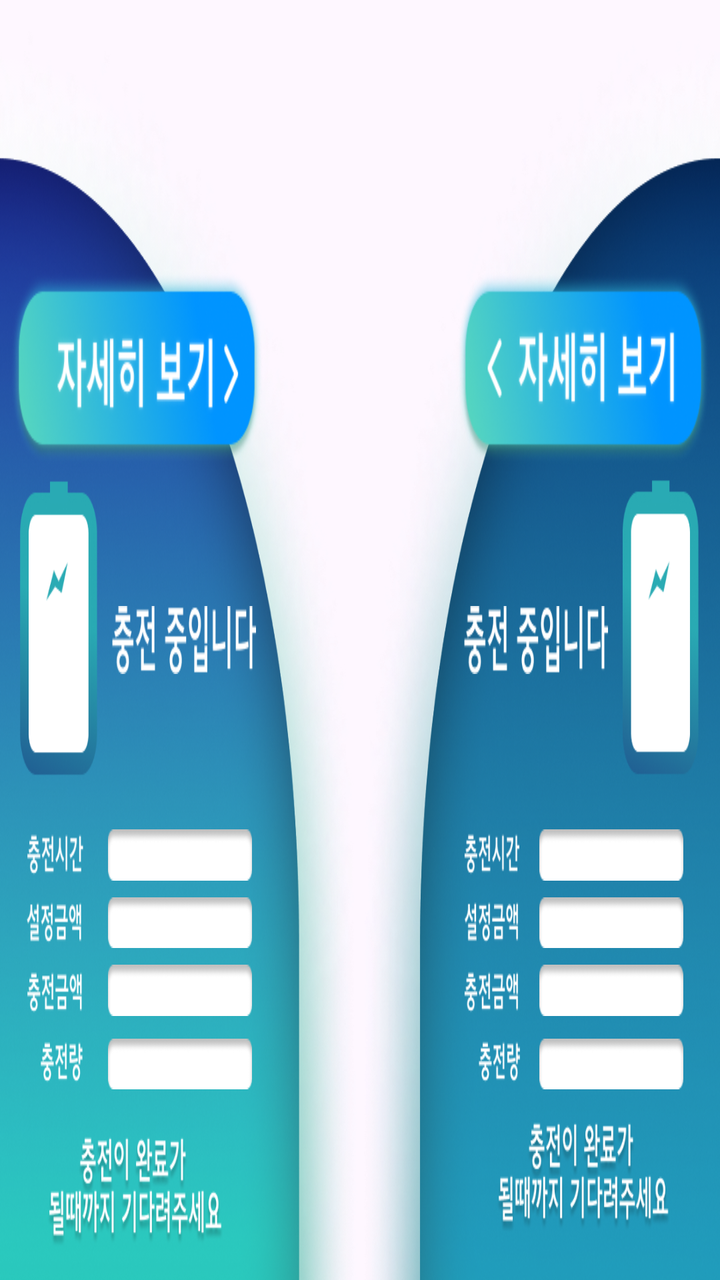
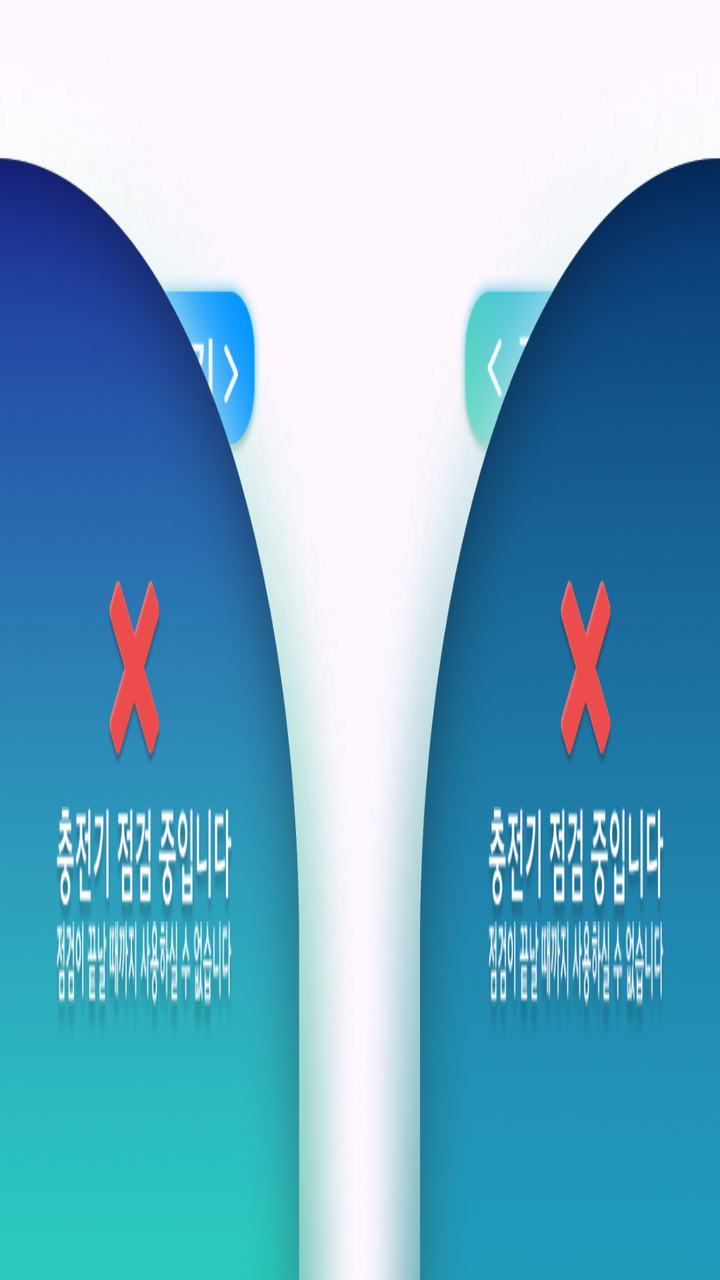

The first picture is an Android layout as it rendered before a commit; the second is the same layout after the commit. The layout source and the unified diff follow.
<!-- AndroidManifest.xml: application theme Theme.Kiosk_electric_charger -->
<!-- res/layout/fragment_charge_select.xml -->
<?xml version="1.0" encoding="utf-8"?>
<FrameLayout xmlns:android="http://schemas.android.com/apk/res/android"
    xmlns:app="http://schemas.android.com/apk/res-auto"
    xmlns:tools="http://schemas.android.com/tools"
    android:layout_width="match_parent"
    android:layout_height="match_parent"
    tools:context=".fragment.ChargeSelectFragment">

    

    <androidx.constraintlayout.widget.ConstraintLayout
        android:layout_width="match_parent"
        android:layout_height="match_parent"
        >


        <androidx.constraintlayout.widget.ConstraintLayout
            android:layout_width="0dp"
            android:layout_height="match_parent"
            app:layout_constraintBottom_toBottomOf="parent"
            app:layout_constraintEnd_toEndOf="parent"
            app:layout_constraintHorizontal_bias="0.0"
            app:layout_constraintStart_toStartOf="parent"
            app:layout_constraintTop_toTopOf="parent"
            app:layout_constraintVertical_bias="1.0"
            app:layout_constraintWidth_default="percent"
            app:layout_constraintWidth_percent=".5"

            >

            <androidx.constraintlayout.widget.ConstraintLayout
                android:id="@+id/charge_select_left_notcharge_container"
                android:layout_width="match_parent"
                android:layout_height="match_parent"
                android:background="@drawable/main_left_bg"
                >

                <ImageView
                    android:layout_width="0dp"
                    android:layout_height="wrap_content"
                    app:layout_constraintBottom_toBottomOf="parent"
                    app:layout_constraintEnd_toEndOf="parent"
                    app:layout_constraintHorizontal_bias="0.10"
                    app:layout_constraintStart_toStartOf="parent"
                    app:layout_constraintTop_toTopOf="parent"
                    app:layout_constraintVertical_bias="0.5"
                    app:layout_constraintWidth_default="percent"
                    app:layout_constraintWidth_percent=".7"
                    android:src="@drawable/main_left_charger"
                    />


                <ImageView
                    android:layout_width="0dp"
                    android:layout_height="wrap_content"
                    app:layout_constraintBottom_toBottomOf="parent"
                    app:layout_constraintEnd_toEndOf="parent"
                    app:layout_constraintHorizontal_bias="0.2"
                    app:layout_constraintStart_toStartOf="parent"
                    app:layout_constraintTop_toTopOf="parent"
                    app:layout_constraintVertical_bias="0.85"
                    app:layout_constraintWidth_default="percent"
                    app:layout_constraintWidth_percent=".6"
                    android:src="@drawable/main_start_msg"
                    />

                <ImageButton
                    android:id="@+id/charge_01"
                    android:layout_width="0dp"
                    android:layout_height="0dp"
                    app:layout_constraintBottom_toBottomOf="parent"
                    app:layout_constraintEnd_toEndOf="parent"
                    app:layout_constraintHorizontal_bias="0.1"
                    app:layout_constraintStart_toStartOf="parent"
                    app:layout_constraintTop_toTopOf="parent"
                    app:layout_constraintVertical_bias="0.98"
                    app:layout_constraintHeight_default="percent"
                    app:layout_constraintHeight_percent=".15"
                    app:layout_constraintWidth_default="percent"
                    app:layout_constraintWidth_percent=".5"
                    android:background="@drawable/main_left_start_btn"
                    tools:ignore="SpeakableTextPresentCheck"
                    />

            </androidx.constraintlayout.widget.ConstraintLayout>



            <androidx.constraintlayout.widget.ConstraintLayout
                android:id="@+id/charge_select_left_charge_container"
                android:layout_width="match_parent"
                android:layout_height="match_parent"
                android:background="@drawable/main_left_bg_c"
                >

                <TextView
                    android:id="@+id/charge_select_left_charge_persent_tv"

                    android:layout_width="0dp"
                    android:layout_height="0dp"

                    android:gravity="center"
                    android:textStyle="bold"

                    app:layout_constraintBottom_toBottomOf="parent"
                    app:layout_constraintEnd_toEndOf="parent"
                    app:layout_constraintHorizontal_bias="0.095"
                    app:layout_constraintStart_toStartOf="parent"
                    app:layout_constraintTop_toTopOf="parent"
                    app:layout_constraintVertical_bias="0.53"

                    app:layout_constraintHeight_default="percent"
                    app:layout_constraintHeight_percent=".10"
                    app:layout_constraintWidth_default="percent"
                    app:layout_constraintWidth_percent=".15"

                    tools:ignore="SpeakableTextPresentCheck" />

                <ImageButton
                    android:id="@+id/charge_select_left_charge_detail_btn"

                    android:layout_width="0dp"
                    android:layout_height="0dp"
                    android:background="@drawable/main_left_detail_btn"

                    app:layout_constraintBottom_toBottomOf="parent"
                    app:layout_constraintEnd_toEndOf="parent"
                    app:layout_constraintHorizontal_bias="0.1"
                    app:layout_constraintStart_toStartOf="parent"
                    app:layout_constraintTop_toTopOf="parent"
                    app:layout_constraintVertical_bias="0.25"

                    app:layout_constraintHeight_default="percent"
                    app:layout_constraintHeight_percent=".15"
                    app:layout_constraintWidth_default="percent"
                    app:layout_constraintWidth_percent=".7"
                    tools:ignore="SpeakableTextPresentCheck"
                    />

                <ImageView
                    android:layout_width="0dp"
                    android:layout_height="0dp"
                    android:background="@drawable/charge_info_fragment_msg"

                    app:layout_constraintBottom_toBottomOf="parent"
                    app:layout_constraintEnd_toEndOf="parent"
                    app:layout_constraintHorizontal_bias="0.52"
                    app:layout_constraintStart_toStartOf="parent"
                    app:layout_constraintTop_toTopOf="parent"
                    app:layout_constraintVertical_bias="0.5"

                    app:layout_constraintHeight_default="percent"
                    app:layout_constraintHeight_percent=".053"
                    app:layout_constraintWidth_default="percent"
                    app:layout_constraintWidth_percent=".4"
                    tools:ignore="SpeakableTextPresentCheck"
                    />



                <TextView
                    android:id="@+id/charge_select_left_time_tv"

                    android:layout_width="0dp"
                    android:layout_height="0dp"
                    android:background="@drawable/input_pay_fragment_text_box"

                    android:gravity="center"
                    android:textStyle="bold"

                    app:layout_constraintBottom_toBottomOf="parent"
                    app:layout_constraintEnd_toEndOf="parent"
                    app:layout_constraintHorizontal_bias="0.5"
                    app:layout_constraintStart_toStartOf="parent"
                    app:layout_constraintTop_toTopOf="parent"
                    app:layout_constraintVertical_bias="0.675"

                    app:layout_constraintHeight_default="percent"
                    app:layout_constraintHeight_percent=".04"
                    app:layout_constraintWidth_default="percent"
                    app:layout_constraintWidth_percent=".4"

                    tools:ignore="SpeakableTextPresentCheck" />

                <TextView
                    android:id="@+id/charge_select_left_setting_pay_tv"

                    android:layout_width="0dp"
                    android:layout_height="0dp"
                    android:background="@drawable/input_pay_fragment_text_box"

                    android:gravity="center"
                    android:textStyle="bold"

                    app:layout_constraintBottom_toBottomOf="parent"
                    app:layout_constraintEnd_toEndOf="parent"
                    app:layout_constraintHorizontal_bias="0.5"
                    app:layout_constraintStart_toStartOf="parent"
                    app:layout_constraintTop_toTopOf="parent"
                    app:layout_constraintVertical_bias="0.73"

                    app:layout_constraintHeight_default="percent"
                    app:layout_constraintHeight_percent=".04"
                    app:layout_constraintWidth_default="percent"
                    app:layout_constraintWidth_percent=".4"

                    tools:ignore="SpeakableTextPresentCheck" />

                <TextView
                    android:id="@+id/charge_select_left_input_pay_tv"

                    android:layout_width="0dp"
                    android:layout_height="0dp"
                    android:background="@drawable/input_pay_fragment_text_box"

                    android:gravity="center"
                    android:textStyle="bold"

                    app:layout_constraintBottom_toBottomOf="parent"
                    app:layout_constraintEnd_toEndOf="parent"
                    app:layout_constraintHorizontal_bias="0.5"
                    app:layout_constraintStart_toStartOf="parent"
                    app:layout_constraintTop_toTopOf="parent"
                    app:layout_constraintVertical_bias="0.785"

                    app:layout_constraintHeight_default="percent"
                    app:layout_constraintHeight_percent=".04"
                    app:layout_constraintWidth_default="percent"
                    app:layout_constraintWidth_percent=".4"

                    tools:ignore="SpeakableTextPresentCheck" />

                <TextView
                    android:id="@+id/charge_select_left_charge_amount_tv"

                    android:layout_width="0dp"
                    android:layout_height="0dp"
                    android:background="@drawable/input_pay_fragment_text_box"

                    android:gravity="center"
                    android:textStyle="bold"

                    app:layout_constraintBottom_toBottomOf="parent"
                    app:layout_constraintEnd_toEndOf="parent"
                    app:layout_constraintHorizontal_bias="0.5"
                    app:layout_constraintStart_toStartOf="parent"
                    app:layout_constraintTop_toTopOf="parent"
                    app:layout_constraintVertical_bias="0.845"

                    app:layout_constraintHeight_default="percent"
                    app:layout_constraintHeight_percent=".04"
                    app:layout_constraintWidth_default="percent"
                    app:layout_constraintWidth_percent=".4"

                    tools:ignore="SpeakableTextPresentCheck" />





            </androidx.constraintlayout.widget.ConstraintLayout>

        </androidx.constraintlayout.widget.ConstraintLayout>
















        <androidx.constraintlayout.widget.ConstraintLayout
            android:layout_width="0dp"
            android:layout_height="match_parent"
            app:layout_constraintBottom_toBottomOf="parent"
            app:layout_constraintEnd_toEndOf="parent"
            app:layout_constraintHorizontal_bias="1.0"
            app:layout_constraintStart_toStartOf="parent"
            app:layout_constraintTop_toTopOf="parent"
            app:layout_constraintVertical_bias="1.0"
            app:layout_constraintWidth_default="percent"
            app:layout_constraintWidth_percent=".5"
            >


            <androidx.constraintlayout.widget.ConstraintLayout
                android:id="@+id/charge_select_right_notcharge_container"
                android:layout_width="match_parent"
                android:layout_height="match_parent"
                android:background="@drawable/main_right_bg"
                >

                <ImageView
                    android:layout_width="0dp"
                    android:layout_height="wrap_content"
                    app:layout_constraintBottom_toBottomOf="parent"
                    app:layout_constraintEnd_toEndOf="parent"
                    app:layout_constraintHorizontal_bias="0.9"
                    app:layout_constraintStart_toStartOf="parent"
                    app:layout_constraintTop_toTopOf="parent"
                    app:layout_constraintVertical_bias="0.5"
                    app:layout_constraintWidth_default="percent"
                    app:layout_constraintWidth_percent=".7"
                    android:src="@drawable/main_right_charger"
                    />


                <ImageView
                    android:layout_width="0dp"
                    android:layout_height="wrap_content"
                    app:layout_constraintBottom_toBottomOf="parent"
                    app:layout_constraintEnd_toEndOf="parent"
                    app:layout_constraintHorizontal_bias="0.8"
                    app:layout_constraintStart_toStartOf="parent"
                    app:layout_constraintTop_toTopOf="parent"
                    app:layout_constraintVertical_bias="0.85"
                    app:layout_constraintWidth_default="percent"
                    app:layout_constraintWidth_percent=".6"
                    android:src="@drawable/main_start_msg"
                    />

                <ImageButton
                    android:id="@+id/charge_02"
                    android:layout_width="0dp"
                    android:layout_height="0dp"
                    app:layout_constraintBottom_toBottomOf="parent"
                    app:layout_constraintEnd_toEndOf="parent"
                    app:layout_constraintHorizontal_bias="0.9"
                    app:layout_constraintStart_toStartOf="parent"
                    app:layout_constraintTop_toTopOf="parent"
                    app:layout_constraintVertical_bias="0.98"
                    app:layout_constraintHeight_default="percent"
                    app:layout_constraintHeight_percent=".15"
                    app:layout_constraintWidth_default="percent"
                    app:layout_constraintWidth_percent=".5"
                    android:background="@drawable/main_left_start_btn"
                    tools:ignore="SpeakableTextPresentCheck"
                    />

            </androidx.constraintlayout.widget.ConstraintLayout>



            <androidx.constraintlayout.widget.ConstraintLayout
                android:id="@+id/charge_select_right_charge_container"
                android:layout_width="match_parent"
                android:layout_height="match_parent"
                android:background="@drawable/main_right_bg_c"
                >

                <TextView
                    android:id="@+id/charge_select_right_charge_persent_tv"

                    android:layout_width="0dp"
                    android:layout_height="0dp"

                    android:gravity="center"
                    android:textStyle="bold"

                    app:layout_constraintBottom_toBottomOf="parent"
                    app:layout_constraintEnd_toEndOf="parent"
                    app:layout_constraintHorizontal_bias="0.888"
                    app:layout_constraintStart_toStartOf="parent"
                    app:layout_constraintTop_toTopOf="parent"
                    app:layout_constraintVertical_bias="0.53"

                    app:layout_constraintHeight_default="percent"
                    app:layout_constraintHeight_percent=".10"
                    app:layout_constraintWidth_default="percent"
                    app:layout_constraintWidth_percent=".15"

                    tools:ignore="SpeakableTextPresentCheck" />

                <ImageButton
                    android:id="@+id/charge_select_right_charge_detail_btn"

                    android:layout_width="0dp"
                    android:layout_height="0dp"
                    android:background="@drawable/main_right_detail_btn"

                    app:layout_constraintBottom_toBottomOf="parent"
                    app:layout_constraintEnd_toEndOf="parent"
                    app:layout_constraintHorizontal_bias="0.9"
                    app:layout_constraintStart_toStartOf="parent"
                    app:layout_constraintTop_toTopOf="parent"
                    app:layout_constraintVertical_bias="0.25"

                    app:layout_constraintHeight_default="percent"
                    app:layout_constraintHeight_percent=".15"
                    app:layout_constraintWidth_default="percent"
                    app:layout_constraintWidth_percent=".7"
                    tools:ignore="SpeakableTextPresentCheck"
                    />


                <ImageView
                    android:layout_width="0dp"
                    android:layout_height="0dp"
                    android:background="@drawable/charge_info_fragment_msg"

                    app:layout_constraintBottom_toBottomOf="parent"
                    app:layout_constraintEnd_toEndOf="parent"
                    app:layout_constraintHorizontal_bias="0.48"
                    app:layout_constraintStart_toStartOf="parent"
                    app:layout_constraintTop_toTopOf="parent"
                    app:layout_constraintVertical_bias="0.5"

                    app:layout_constraintHeight_default="percent"
                    app:layout_constraintHeight_percent=".053"
                    app:layout_constraintWidth_default="percent"
                    app:layout_constraintWidth_percent=".4"
                    tools:ignore="SpeakableTextPresentCheck"
                    />

                <TextView
                    android:id="@+id/charge_select_right_time_tv"

                    android:layout_width="0dp"
                    android:layout_height="0dp"
                    android:background="@drawable/input_pay_fragment_text_box"

                    android:gravity="center"
                    android:textStyle="bold"

                    app:layout_constraintBottom_toBottomOf="parent"
                    app:layout_constraintEnd_toEndOf="parent"
                    app:layout_constraintHorizontal_bias="0.83"
                    app:layout_constraintStart_toStartOf="parent"
                    app:layout_constraintTop_toTopOf="parent"
                    app:layout_constraintVertical_bias="0.675"

                    app:layout_constraintHeight_default="percent"
                    app:layout_constraintHeight_percent=".04"
                    app:layout_constraintWidth_default="percent"
                    app:layout_constraintWidth_percent=".4"

                    tools:ignore="SpeakableTextPresentCheck" />

                <TextView
                    android:id="@+id/charge_select_right_setting_pay_tv"

                    android:layout_width="0dp"
                    android:layout_height="0dp"
                    android:background="@drawable/input_pay_fragment_text_box"

                    android:gravity="center"
                    android:textStyle="bold"

                    app:layout_constraintBottom_toBottomOf="parent"
                    app:layout_constraintEnd_toEndOf="parent"
                    app:layout_constraintHorizontal_bias="0.83"
                    app:layout_constraintStart_toStartOf="parent"
                    app:layout_constraintTop_toTopOf="parent"
                    app:layout_constraintVertical_bias="0.73"

                    app:layout_constraintHeight_default="percent"
                    app:layout_constraintHeight_percent=".04"
                    app:layout_constraintWidth_default="percent"
                    app:layout_constraintWidth_percent=".4"

                    tools:ignore="SpeakableTextPresentCheck" />

                <TextView
                    android:id="@+id/charge_select_right_input_pay_tv"

                    android:layout_width="0dp"
                    android:layout_height="0dp"
                    android:background="@drawable/input_pay_fragment_text_box"

                    android:gravity="center"
                    android:textStyle="bold"

                    app:layout_constraintBottom_toBottomOf="parent"
                    app:layout_constraintEnd_toEndOf="parent"
                    app:layout_constraintHorizontal_bias="0.83"
                    app:layout_constraintStart_toStartOf="parent"
                    app:layout_constraintTop_toTopOf="parent"
                    app:layout_constraintVertical_bias="0.785"

                    app:layout_constraintHeight_default="percent"
                    app:layout_constraintHeight_percent=".04"
                    app:layout_constraintWidth_default="percent"
                    app:layout_constraintWidth_percent=".4"

                    tools:ignore="SpeakableTextPresentCheck" />

                <TextView
                    android:id="@+id/charge_select_right_charge_amount_tv"

                    android:layout_width="0dp"
                    android:layout_height="0dp"
                    android:background="@drawable/input_pay_fragment_text_box"

                    android:gravity="center"
                    android:textStyle="bold"

                    app:layout_constraintBottom_toBottomOf="parent"
                    app:layout_constraintEnd_toEndOf="parent"
                    app:layout_constraintHorizontal_bias="0.83"
                    app:layout_constraintStart_toStartOf="parent"
                    app:layout_constraintTop_toTopOf="parent"
                    app:layout_constraintVertical_bias="0.845"

                    app:layout_constraintHeight_default="percent"
                    app:layout_constraintHeight_percent=".04"
                    app:layout_constraintWidth_default="percent"
                    app:layout_constraintWidth_percent=".4"

                    tools:ignore="SpeakableTextPresentCheck" />





            </androidx.constraintlayout.widget.ConstraintLayout>



        </androidx.constraintlayout.widget.ConstraintLayout>




    </androidx.constraintlayout.widget.ConstraintLayout>


</FrameLayout>
<!-- resources referenced by this layout -->
<resources>
  <!-- drawable charge_info_fragment_msg: png bitmap (drawable, 2355 bytes) -->
  <!-- drawable input_pay_fragment_text_box: png bitmap (drawable, 802 bytes) -->
  <!-- drawable main_left_bg: png bitmap (drawable, 405291 bytes) -->
  <!-- drawable main_left_bg_c: png bitmap (drawable, 424755 bytes) -->
  <!-- drawable main_left_charger: png bitmap (drawable, 33568 bytes) -->
  <!-- drawable main_left_detail_btn: png bitmap (drawable, 33330 bytes) -->
  <!-- drawable main_left_start_btn: png bitmap (drawable, 25815 bytes) -->
  <!-- drawable main_right_bg: png bitmap (drawable, 399952 bytes) -->
  <!-- drawable main_right_bg_c: png bitmap (drawable, 419532 bytes) -->
  <!-- drawable main_right_charger: png bitmap (drawable, 33490 bytes) -->
  <!-- drawable main_right_detail_btn: png bitmap (drawable, 33550 bytes) -->
  <!-- drawable main_start_msg: png bitmap (drawable, 23679 bytes) -->
  <style name="Theme.Kiosk_electric_charger" parent="Base.Theme.Kiosk_electric_charger">
  
      </style>
  <style name="Base.Theme.Kiosk_electric_charger" parent="Theme.Material3.DayNight.NoActionBar">
          
          
          
          <item name="android:windowFullscreen">true</item>
          
          <item name="windowActionBar">false</item>
          <item name="windowNoTitle">true</item>
      </style>
</resources>

<!-- the commit's change to res/layout/fragment_charge_select.xml (unified diff, before → after) -->
@@ -254,6 +254,81 @@
 
                     tools:ignore="SpeakableTextPresentCheck" />
 
+
+
+
+
+            </androidx.constraintlayout.widget.ConstraintLayout>
+
+
+
+            <androidx.constraintlayout.widget.ConstraintLayout
+                android:id="@+id/charge_select_left_unable_charge_container"
+                android:layout_width="match_parent"
+                android:layout_height="match_parent"
+                android:background="@drawable/main_left_bg"
+                >
+
+                <ImageView
+                    android:layout_width="0dp"
+                    android:layout_height="0dp"
+                    android:background="@drawable/main_unable_x"
+
+
+                    app:layout_constraintBottom_toBottomOf="parent"
+                    app:layout_constraintEnd_toEndOf="parent"
+                    app:layout_constraintHorizontal_bias="0.35"
+                    app:layout_constraintStart_toStartOf="parent"
+                    app:layout_constraintTop_toTopOf="parent"
+                    app:layout_constraintVertical_bias="0.53"
+
+                    app:layout_constraintHeight_default="percent"
+                    app:layout_constraintHeight_percent=".15"
+                    app:layout_constraintWidth_default="percent"
+                    app:layout_constraintWidth_percent=".15"
+
+                    tools:ignore="SpeakableTextPresentCheck" />
+
+                <ImageView
+                    android:layout_width="0dp"
+                    android:layout_height="0dp"
+                    android:background="@drawable/main_unable_title_message"
+
+
+                    app:layout_constraintBottom_toBottomOf="parent"
+                    app:layout_constraintEnd_toEndOf="parent"
+                    app:layout_constraintHorizontal_bias="0.3"
+                    app:layout_constraintStart_toStartOf="parent"
+                    app:layout_constraintTop_toTopOf="parent"
+                    app:layout_constraintVertical_bias="0.7"
+
+                    app:layout_constraintHeight_default="percent"
+                    app:layout_constraintHeight_percent=".10"
+                    app:layout_constraintWidth_default="percent"
+                    app:layout_constraintWidth_percent=".5"
+
+                    tools:ignore="SpeakableTextPresentCheck" />
+
+
+                <ImageView
+                    android:layout_width="0dp"
+                    android:layout_height="0dp"
+                    android:background="@drawable/main_unable_message"
+
+
+                    app:layout_constraintBottom_toBottomOf="parent"
+                    app:layout_constraintEnd_toEndOf="parent"
+                    app:layout_constraintHorizontal_bias="0.3"
+                    app:layout_constraintStart_toStartOf="parent"
+                    app:layout_constraintTop_toTopOf="parent"
+                    app:layout_constraintVertical_bias="0.8"
+
+                    app:layout_constraintHeight_default="percent"
+                    app:layout_constraintHeight_percent=".10"
+                    app:layout_constraintWidth_default="percent"
+                    app:layout_constraintWidth_percent=".5"
+
+                    tools:ignore="SpeakableTextPresentCheck" />
 
 
 
@@ -524,6 +599,81 @@
 
 
 
+            <androidx.constraintlayout.widget.ConstraintLayout
+                android:id="@+id/charge_select_right_unable_charge_container"
+                android:layout_width="match_parent"
+                android:layout_height="match_parent"
+                android:background="@drawable/main_right_bg"
+                >
+
+                <ImageView
+                    android:layout_width="0dp"
+                    android:layout_height="0dp"
+                    android:background="@drawable/main_unable_x"
+
+
+                    app:layout_constraintBottom_toBottomOf="parent"
+                    app:layout_constraintEnd_toEndOf="parent"
+                    app:layout_constraintHorizontal_bias="0.65"
+                    app:layout_constraintStart_toStartOf="parent"
+                    app:layout_constraintTop_toTopOf="parent"
+                    app:layout_constraintVertical_bias="0.53"
+
+                    app:layout_constraintHeight_default="percent"
+                    app:layout_constraintHeight_percent=".15"
+                    app:layout_constraintWidth_default="percent"
+                    app:layout_constraintWidth_percent=".15"
+
+                    tools:ignore="SpeakableTextPresentCheck" />
+
+                <ImageView
+                    android:layout_width="0dp"
+                    android:layout_height="0dp"
+                    android:background="@drawable/main_unable_title_message"
+
+
+                    app:layout_constraintBottom_toBottomOf="parent"
+                    app:layout_constraintEnd_toEndOf="parent"
+                    app:layout_constraintHorizontal_bias="0.7"
+                    app:layout_constraintStart_toStartOf="parent"
+                    app:layout_constraintTop_toTopOf="parent"
+                    app:layout_constraintVertical_bias="0.7"
+
+                    app:layout_constraintHeight_default="percent"
+                    app:layout_constraintHeight_percent=".10"
+                    app:layout_constraintWidth_default="percent"
+                    app:layout_constraintWidth_percent=".5"
+
+                    tools:ignore="SpeakableTextPresentCheck" />
+
+
+                <ImageView
+                    android:layout_width="0dp"
+                    android:layout_height="0dp"
+                    android:background="@drawable/main_unable_message"
+
+
+                    app:layout_constraintBottom_toBottomOf="parent"
+                    app:layout_constraintEnd_toEndOf="parent"
+                    app:layout_constraintHorizontal_bias="0.7"
+                    app:layout_constraintStart_toStartOf="parent"
+                    app:layout_constraintTop_toTopOf="parent"
+                    app:layout_constraintVertical_bias="0.8"
+
+                    app:layout_constraintHeight_default="percent"
+                    app:layout_constraintHeight_percent=".10"
+                    app:layout_constraintWidth_default="percent"
+                    app:layout_constraintWidth_percent=".5"
+
+                    tools:ignore="SpeakableTextPresentCheck" />
+
+
+
+
+            </androidx.constraintlayout.widget.ConstraintLayout>
+
+
+
         </androidx.constraintlayout.widget.ConstraintLayout>
 
 
<!-- resource entries referenced after the edit -->
@@ -12,6 +12,9 @@
   <!-- drawable main_right_charger: png bitmap (drawable, 33490 bytes) -->
   <!-- drawable main_right_detail_btn: png bitmap (drawable, 33550 bytes) -->
   <!-- drawable main_start_msg: png bitmap (drawable, 23679 bytes) -->
+  <!-- drawable main_unable_message: png bitmap (drawable, 8273 bytes) -->
+  <!-- drawable main_unable_title_message: png bitmap (drawable, 11907 bytes) -->
+  <!-- drawable main_unable_x: png bitmap (drawable, 6132 bytes) -->
   <style name="Theme.Kiosk_electric_charger" parent="Base.Theme.Kiosk_electric_charger">
   
       </style>
